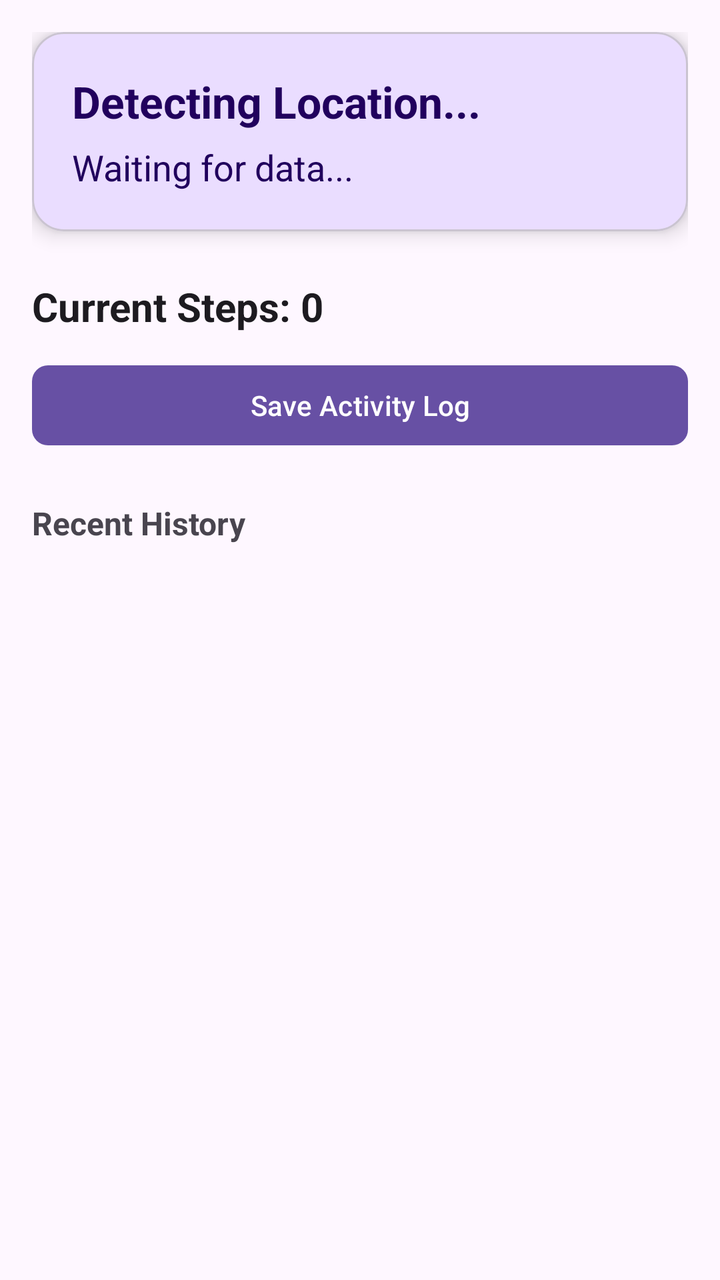
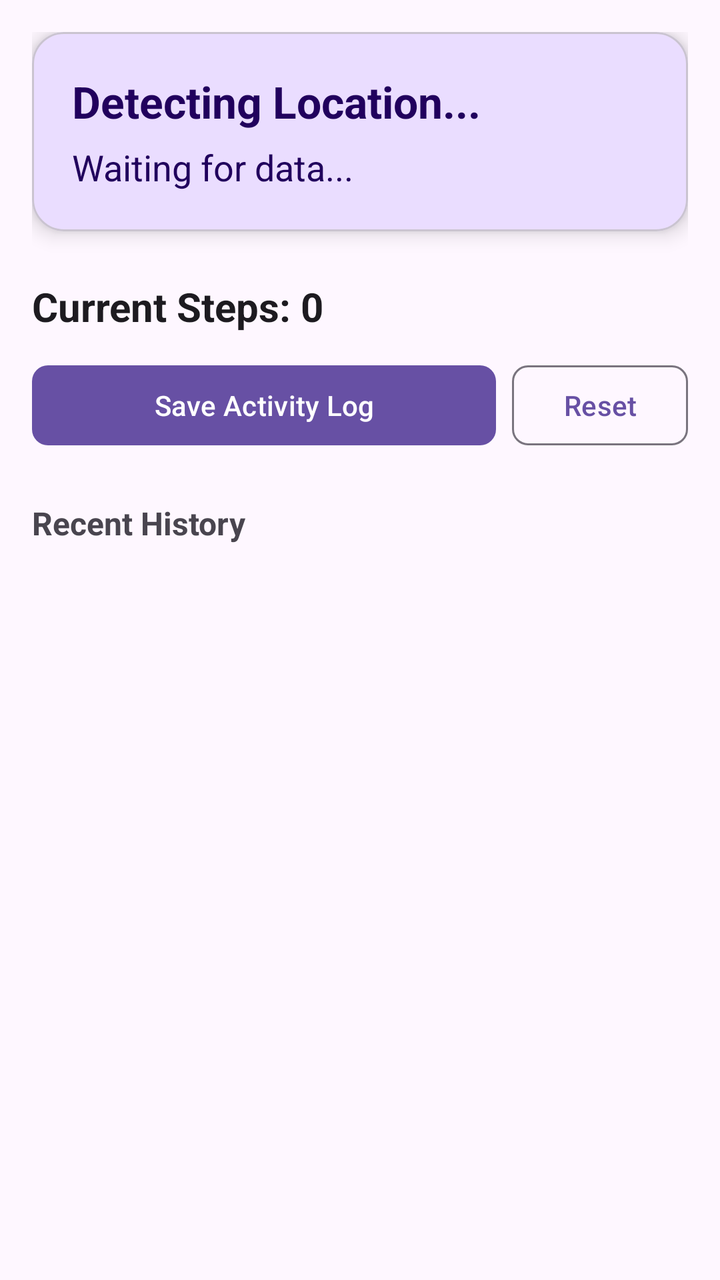

An Android layout rendered at two revisions. The XML below is the earlier revision; the diff shows what the commit changed to produce the second picture.
<!-- AndroidManifest.xml: application theme Theme.EcoTrack -->
<!-- res/layout/fragment_home.xml -->
<?xml version="1.0" encoding="utf-8"?>

<LinearLayout xmlns:android="http://schemas.android.com/apk/res/android"
    xmlns:app="http://schemas.android.com/apk/res-auto"
    android:layout_width="match_parent"
    android:layout_height="match_parent"
    android:orientation="vertical"
    android:padding="16dp"
    android:background="?android:attr/windowBackground">

    
    <com.google.android.material.card.MaterialCardView
        android:layout_width="match_parent"
        android:layout_height="wrap_content"
        app:cardCornerRadius="16dp"
        app:cardElevation="6dp"
        app:cardBackgroundColor="?attr/colorPrimaryContainer">

        <LinearLayout
            android:layout_width="match_parent"
            android:layout_height="wrap_content"
            android:orientation="vertical"
            android:padding="20dp">

            <TextView
                android:id="@+id/tvCity"
                android:layout_width="wrap_content"
                android:layout_height="wrap_content"
                android:text="Detecting Location..."
                android:textColor="?attr/colorOnPrimaryContainer"
                android:textSize="22sp"
                android:textStyle="bold" />

            <TextView
                android:id="@+id/tvWeatherTemp"
                android:layout_width="wrap_content"
                android:layout_height="wrap_content"
                android:layout_marginTop="6dp"
                android:text="Waiting for data..."
                android:textColor="?attr/colorOnPrimaryContainer"
                android:textSize="18sp" />
        </LinearLayout>
    </com.google.android.material.card.MaterialCardView>

    
    <TextView
        android:id="@+id/tvLiveSteps"
        android:layout_width="match_parent"
        android:layout_height="wrap_content"
        android:layout_marginTop="24dp"
        android:text="Current Steps: 0"
        android:textColor="?android:attr/textColorPrimary"
        android:textSize="20sp"
        android:textStyle="bold" />

    <com.google.android.material.button.MaterialButton
        android:id="@+id/btnSaveLog"
        android:layout_width="match_parent"
        android:layout_height="wrap_content"
        android:layout_marginTop="12dp"
        android:text="Save Activity Log"
        app:cornerRadius="8dp" />

    <TextView
        android:layout_width="wrap_content"
        android:layout_height="wrap_content"
        android:layout_marginTop="24dp"
        android:text="Recent History"
        android:textColor="?android:attr/textColorSecondary"
        android:textSize="16sp"
        android:textStyle="bold" />

    
    <androidx.recyclerview.widget.RecyclerView
        android:id="@+id/recyclerView"
        android:layout_width="match_parent"
        android:layout_height="0dp"
        android:layout_weight="1"
        android:layout_marginTop="12dp"
        android:clipToPadding="false"
        android:paddingBottom="16dp" />

</LinearLayout>
<!-- resources referenced by this layout -->
<resources>
  <style name="Theme.EcoTrack" parent="Theme.Material3.DayNight.NoActionBar">
          
          <item name="android:statusBarColor">@android:color/transparent</item>
          <item name="android:navigationBarColor">@android:color/transparent</item>
      </style>
</resources>

<!-- the commit's change to res/layout/fragment_home.xml (unified diff, before → after) -->
@@ -53,13 +53,29 @@
         android:textSize="20sp"
         android:textStyle="bold" />
 
-    <com.google.android.material.button.MaterialButton
-        android:id="@+id/btnSaveLog"
+    <LinearLayout
         android:layout_width="match_parent"
         android:layout_height="wrap_content"
-        android:layout_marginTop="12dp"
-        android:text="Save Activity Log"
-        app:cornerRadius="8dp" />
+        android:orientation="horizontal"
+        android:layout_marginTop="12dp">
+
+        <com.google.android.material.button.MaterialButton
+            android:id="@+id/btnSaveLog"
+            android:layout_width="0dp"
+            android:layout_height="wrap_content"
+            android:layout_weight="1"
+            android:text="Save Activity Log"
+            app:cornerRadius="8dp" />
+
+        <com.google.android.material.button.MaterialButton
+            android:id="@+id/btnResetSteps"
+            style="@style/Widget.Material3.Button.OutlinedButton"
+            android:layout_width="wrap_content"
+            android:layout_height="wrap_content"
+            android:layout_marginStart="8dp"
+            android:text="Reset"
+            app:cornerRadius="8dp" />
+    </LinearLayout>
 
     <TextView
         android:layout_width="wrap_content"
